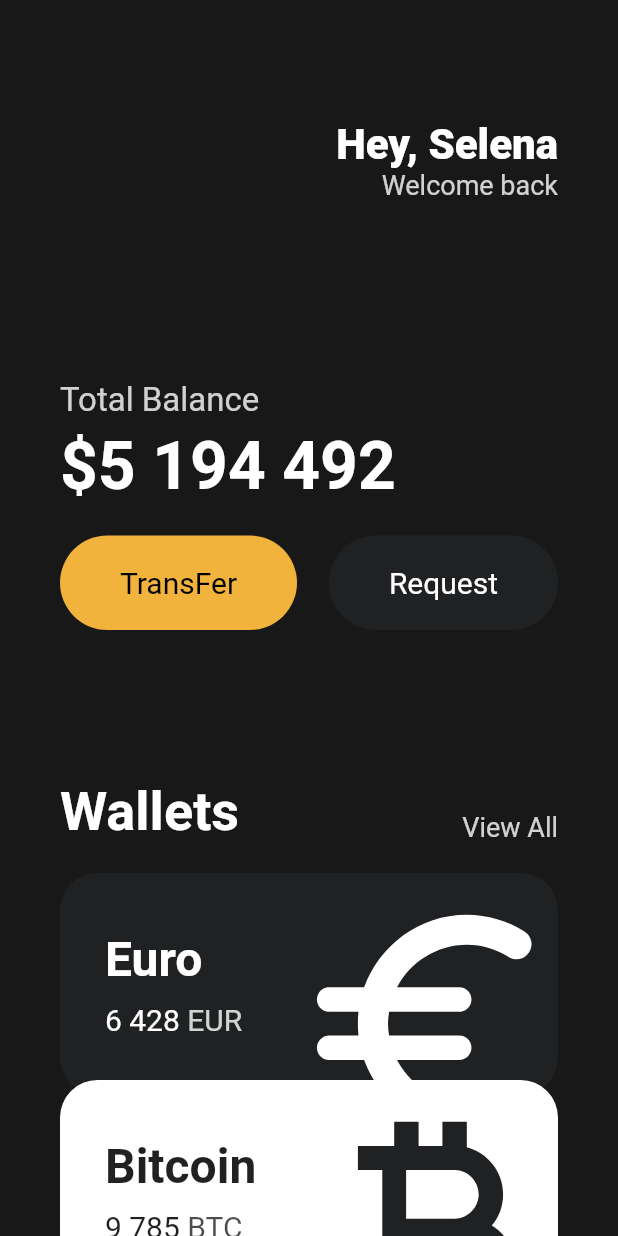
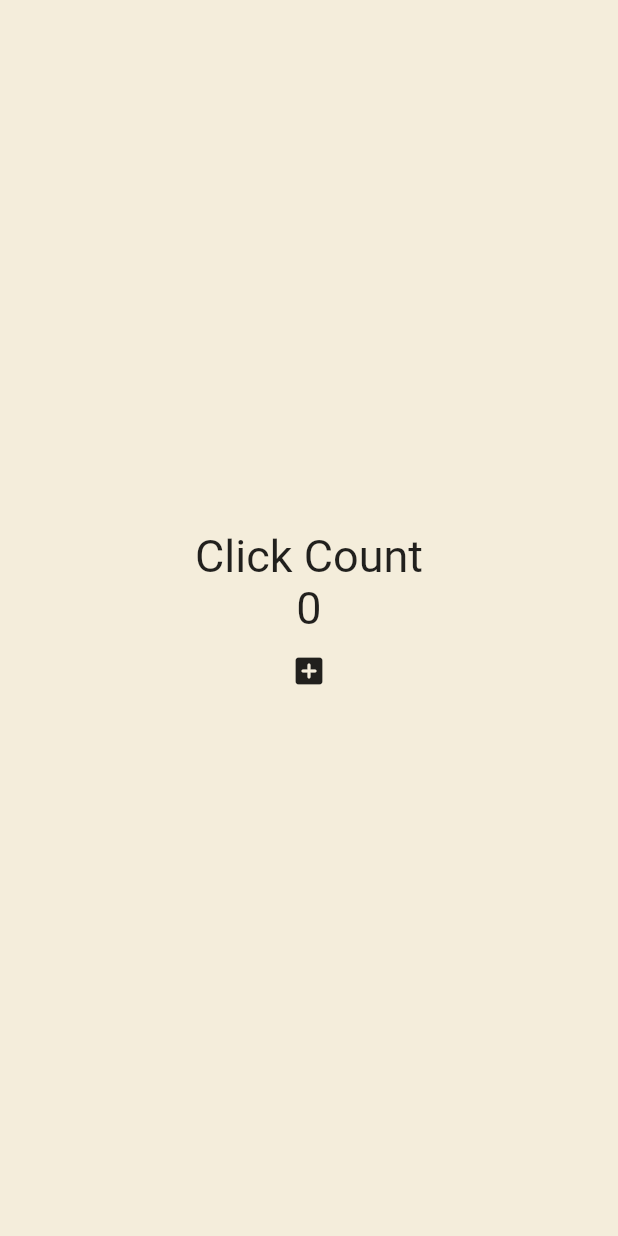
Before and after one commit to SangkiKim/toonflix, a Flutter app: the screen it shows after launch, on a phone screen of 412 x 824 dp. Run offline on Flutter 3.47's test engine with Material 2 defaults, Android fonts, the phone set to English and light mode, and no system bars.

Commit message:
StatefulWidget - first time

```diff
--- a/lib/main.dart
+++ b/lib/main.dart
@@ -1,142 +1,49 @@
 import 'package:flutter/material.dart';
-import 'package:toonflix/widgets/button.dart';
-import 'package:toonflix/widgets/currency_card.dart';
 
 void main() {
   runApp(App());
 }
 
-class App extends StatelessWidget {
+class App extends StatefulWidget {
+  @override
+  State<App> createState() => _AppState();
+}
+
+class _AppState extends State<App> {
+  int counter = 0;
+
+  void onClicked() {
+    counter += 1;
+  }
+
   @override
   Widget build(BuildContext context) {
     return MaterialApp(
       home: Scaffold(
-        backgroundColor: const Color(0xFF181818),
-        body: SingleChildScrollView(
-          child: Padding(
-            padding: const EdgeInsets.symmetric(horizontal: 40),
+        backgroundColor: const Color(0xFFF4EDDB),
+        body: Center(
           child: Column(
-              crossAxisAlignment: CrossAxisAlignment.start,
-              children: [
-                const SizedBox(
-                  height: 80,
-                ),
-                Row(
-                  mainAxisAlignment: MainAxisAlignment.end,
-                  children: [
-                    Column(
-                      crossAxisAlignment: CrossAxisAlignment.end,
+            mainAxisAlignment: MainAxisAlignment.center,
             children: [
               const Text(
-                          'Hey, Selena',
+                'Click Count',
                 style: TextStyle(
-                            color: Colors.white,
-                            fontSize: 28,
-                            fontWeight: FontWeight.w800,
-                          ),
-                        ),
-                        Text('Welcome back',
-                            style: TextStyle(
-                              color: Colors.white.withOpacity(0.8),
-                              fontSize: 18,
-                            ))
-                      ],
-                    )
-                  ],
-                ),
-                const SizedBox(
-                  height: 120,
-                ),
-                Text(
-                  'Total Balance',
-                  style: TextStyle(
-                    fontSize: 22,
-                    color: Colors.white.withOpacity(0.8),
-                  ),
-                ),
-                const SizedBox(height: 5),
-                const Text(
-                  '\$5 194 492',
-                  style: TextStyle(
-                    fontSize: 44,
-                    color: Colors.white,
-                    fontWeight: FontWeight.w600,
-                  ),
-                ),
-                const SizedBox(
-                  height: 20,
-                ),
-                Row(
-                  mainAxisAlignment: MainAxisAlignment.spaceBetween,
-                  children: const [
-                    Button(
-                      text: 'TransFer',
-                      bgColor: Color(0xFFF1B33B),
-                      textColor: Colors.black,
-                    ),
-                    Button(
-                      text: 'Request',
-                      bgColor: Color(0xFF1F2123),
-                      textColor: Colors.white,
-                    ),
-                  ],
-                ),
-                const SizedBox(
-                  height: 100,
-                ),
-                Row(
-                  crossAxisAlignment: CrossAxisAlignment.end,
-                  mainAxisAlignment: MainAxisAlignment.spaceBetween,
-                  children: [
-                    const Text(
-                      "Wallets",
-                      style: TextStyle(
-                        color: Colors.white,
-                        fontSize: 36,
-                        fontWeight: FontWeight.w600,
+                  fontSize: 30,
                 ),
               ),
               Text(
-                      "View All",
-                      style: TextStyle(
-                        color: Colors.white.withOpacity(0.8),
-                        fontSize: 18,
+                '$counter',
+                style: const TextStyle(fontSize: 30),
               ),
-                    ),
-                  ],
-                ),
-                const SizedBox(
-                  height: 20,
-                ),
-                const CurrencyCards(
-                  name: "Euro",
-                  code: "EUR",
-                  amount: "6 428",
-                  icon: Icons.euro_rounded,
-                  isInverted: false,
-                  order: 0,
-                ),
-                const CurrencyCards(
-                  name: "Bitcoin",
-                  code: "BTC",
-                  amount: "9 785",
-                  icon: Icons.currency_bitcoin,
-                  isInverted: true,
-                  order: 1,
-                ),
-                const CurrencyCards(
-                  name: "Dollar",
-                  code: "USD",
-                  amount: "9 631",
-                  icon: Icons.attach_money_outlined,
-                  isInverted: false,
-                  order: 2,
-                ),
+              IconButton(
+                onPressed: onClicked,
+                icon: const Icon(Icons.add_box_rounded),
+              )
             ],
           ),
         ),
       ),
-      ),
     );
+    throw UnimplementedError();
   }
 }
```
Lines whose indentation alone changed are shown as unchanged.
